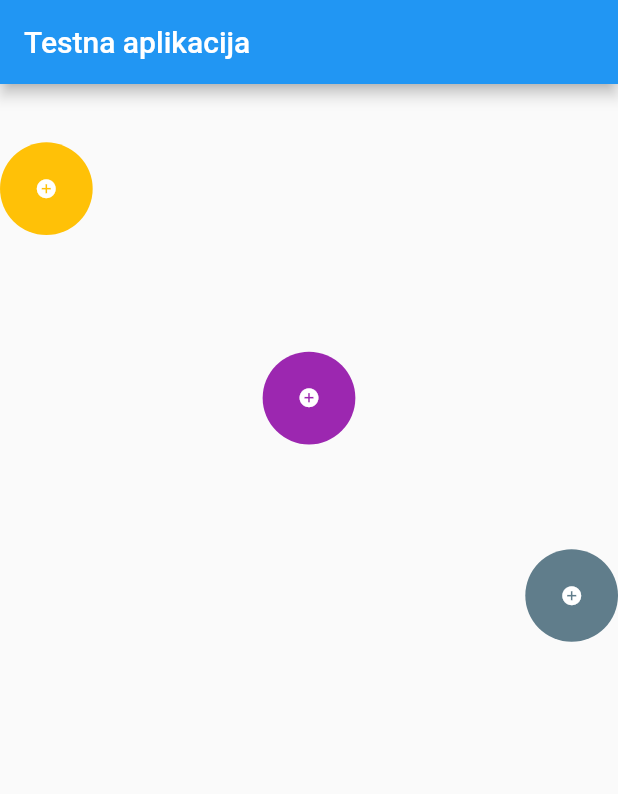
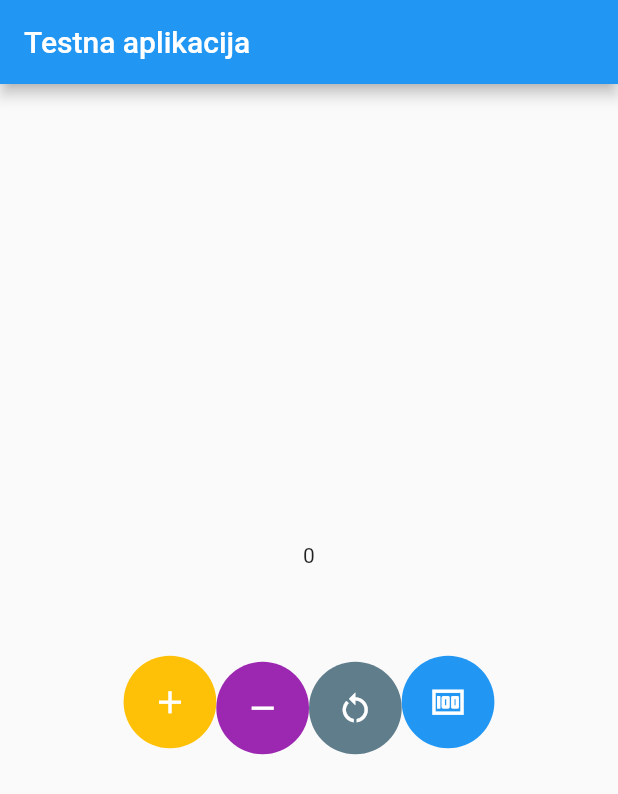
Before and after one commit to Luka789123/flutter_primjeri, a Flutter app: the screen it shows after launch, on a phone screen of 412 x 824 dp. Shown: the top 794 px of the screen. Run offline on Flutter 3.47's test engine with Material 2 defaults, Android fonts, the phone set to English and light mode, and no system bars.

Commit message:
Privi zadatak 17.11.2022

```diff
--- a/testna_aplikacija/lib/main.dart
+++ b/testna_aplikacija/lib/main.dart
@@ -14,7 +14,7 @@ void main() {
 // da mijenja neke vizualne elemente korisničkog sučeljka koje on prikazuje
 //-InheritedWidget kojeg koristimo ako prosljeđujemo neke podatke
 //kroz WidgetTree
-class TestApp extends StatelessWidget {
+class TestApp extends StatefulWidget {
   //TestApp sadrži polje tipa String koje je označeno prefixom "final".Taj final kaže flutteru da se toj varijabli vrijednost može
   //dodjeliti samo jednom. Prefix const kaže flutteru da se parametri TestApp-a neće mjenjati tokom izvođenja programa
 
@@ -29,9 +29,13 @@ class TestApp extends StatelessWidget {
     required this.title,
   }) : super(key: key);
 
+  @override
+  State<TestApp> createState() => _TestAppState();
+}
+
+//klasa _TestAppState predstavlja stanje klase TestApp
+class _TestAppState extends State<TestApp> {
 //Widget build je mjesto od kojeg flutter počinje s izgradnjom našeg widgeta.Naš widget se sastoji od drugih widgeta koji se sastoje od widgeta itd...
-//build metoda ujedno predstavlja scope ili obuhvat koji se rendera odnosno prikazuje na ekranu
-//Metoda kao parametar prima BuildContext koji kaže flutteru gdje se točno unutar stabla widgeta nalazi određeni widget
   @override
   Widget build(BuildContext context) {
     //varijabli pero podatkovnog tipa Widget smo dodjelili MaterialApp. MaterialApp služi kao svojevrsno izvorište naše aplikacije.
@@ -43,22 +47,63 @@ class TestApp extends StatelessWidget {
             //koji je naslov naše rute odnosno trenutnog ekrana. Naslov kao i sve ostalo ne mora nužno biti Text već može biti
             //bilo koji drugi widget
             appBar: AppBar(
-              title: Text(title),
+              title: Text(widget.title),
             ),
             // Tijelo  naše aplikacije je ono što se nalazi ispod alatne trake(AppBar), ono sadrži Column, što je widget kojem je glavna zadaća
             // slagati widget ispod widgeta, za razliku od Row koji slaže widget pokraj widgeta. U našem slučaju imamo tri okrugla gumba koji se
             //nalaze jedan ispod drugog
-            body: Column(
-              children: const [
+            body: const MaterialBody()));
+
+// vraćamo prero varijablu
+    return pero;
+  }
+}
+
+//Stvorili smo StatefullWidget Material body kako bi mogli mijenjati stanje tj. tekst brojača prikazanog u centru ekrana
+// prilikom pritiska gumba.
+//Da smo umjesto StatefullWidget-a koristili StatelessWidget naša varijabla counter bi se i dalje u pozadini
+//inkrementirala no te promjene nebi bile vidljive na ekranu.
+class MaterialBody extends StatefulWidget {
+  const MaterialBody({Key? key}) : super(key: key);
+
+  @override
+  State<MaterialBody> createState() => _MaterialBodyState();
+}
+
+class _MaterialBodyState extends State<MaterialBody> {
+  //deklariramo i instanciramo varijablu counter
+  int counter = 0;
+
+  @override
+  Widget build(BuildContext context) {
+    return Column(
+      mainAxisAlignment: MainAxisAlignment.center,
+      children: [
+        Padding(
+          padding: const EdgeInsets.all(20),
+
+          // Umjesto zapisa Text('$counter') to smo još mogli zapisati kao i Text(counter.toString()).Razlika je u tome
+          //što u prvom zapisu varijablu tipa counter mi ne pretvaramo u string dok to u drugom primjeru radimo.
+          child: Text('$counter'),
+        ),
+        Row(
+          mainAxisAlignment: MainAxisAlignment.center,
+          children: [
             //Widget 1
             //Padding predstavlja prazni prostor oko Widgeta,Padding prima EdgeInsets ovdje koristimo EdgeInsets.symmetric(vertical:8) koji nam daje
             // 8 pixela paddinga s gornje i donje strane, imamo još i horizontal parametar koji bi nam dao padding s lijeve i desne strane zasebno
             Padding(
-                  padding: EdgeInsets.symmetric(vertical: 8),
+              padding: const EdgeInsets.symmetric(vertical: 8),
               //Align koristimo da poravnamo widget u određeni kut ekrana Roditelja Widgeta
               child: Align(
                   alignment: Alignment.topLeft,
-                      child: MyWidget(
+                  child: Increment(
+                    icon: Icons.add,
+                    onTap: () {
+                      setState(() {
+                        counter++;
+                      });
+                    },
                     name: 'Gronji',
                     c: Colors.amber,
                   )),
@@ -67,10 +112,16 @@ class TestApp extends StatelessWidget {
             // Widget 2
             //Ovdje koristimo EdgeInsets.only konstruktor kojem možemo specificirati samo jednu stranu na kojoj želimo padding, u našem slučaju to je top
             Padding(
-                  padding: EdgeInsets.only(top: 8.0),
+              padding: const EdgeInsets.only(top: 8.0),
               child: Align(
-                      alignment: Alignment.center,
-                      child: MyWidget(
+                  alignment: Alignment.topCenter,
+                  child: Increment(
+                    icon: Icons.remove,
+                    onTap: () {
+                      setState(() {
+                        counter--;
+                      });
+                    },
                     name: 'Srednji',
                     c: Colors.purple,
                   )),
@@ -78,19 +129,36 @@ class TestApp extends StatelessWidget {
 
             //Widget 3
             Padding(
-                  padding: EdgeInsets.only(top: 8.0),
+              padding: const EdgeInsets.only(top: 8.0),
               child: Align(
                   alignment: Alignment.topRight,
-                      child: MyWidget(
+                  child: Increment(
+                    icon: Icons.restart_alt,
+                    onTap: () {
+                      setState(() {
+                        counter = 0;
+                      });
+                    },
                     name: 'Donji',
                     c: Colors.blueGrey,
                   )),
-                )
+            ),
+            Increment(
+                name: 'set 100',
+                c: Colors.blue,
+                onTap: () {
+                  setState(() {
+                    counter = 100;
+                  });
+                },
+                icon: Icons.money),
+            //TODO dodajte dva nova gumba jedan za uvećanje brojača za 10 drugi za smanjenje brojača za 10.
+            //TODO gumb za uvećane neka se zove "add 10", nek je crvene boje nijanse shade300, odaberite proizvoljnu ikonu s Google Fonts-a
+            //TODO gumb za umanjenje nek se zove "sub 10" i nek je smeđe boje nijanse shade300, odaberite proizvoljnu ikonu s Google Fonts-a
           ],
-            )));
-
-// vraćamo prero varijablu
-    return pero;
+        ),
+      ],
+    );
   }
 }
 
@@ -98,10 +166,19 @@ class TestApp extends StatelessWidget {
 //kad korisnik klikne gumb, boju gumba, te ključ
 //kod named konstruktora ukoliko polje ne smije biti null moramo staviti required notaciju, dok ukoliko može ispred podatkovnog tipa
 // varijable stavljamo upitnik npr. final String? name
-class MyWidget extends StatelessWidget {
+class Increment extends StatelessWidget {
   final String name;
   final Color c;
-  const MyWidget({Key? key, required this.name, required this.c})
+  final IconData icon;
+  //Na VoidCallback tip varijable možemo gledati kao na funkciju koja je spremljena u varijabli onTap i ona će se izvest
+  // jednom kad korisnik napravi neku radnju gdje je mi programski pozivamo(u našem primjeru kad pritisnemo gumb).
+  final VoidCallback onTap;
+  const Increment(
+      {Key? key,
+      required this.name,
+      required this.c,
+      required this.onTap,
+      required this.icon})
       : super(key: key);
 
   @override
@@ -121,15 +198,12 @@ class MyWidget extends StatelessWidget {
       //koja predstavlja ikonu koja će biti ispisana na gumbu(To ne mora nužno biti Ikona već može biti i Text, Row koji sadrži ikonu i tekst... nebitno
       //dok je god tipa Widget)
       child: IconButton(
-        icon: const Icon(
+          icon: Icon(
+            icon,
             color: Colors.white,
-          Icons.add_circle,
-          size: 15,
+            size: 25,
           ),
-        onPressed: () {
-          print('Pritisnut sam ' + name);
-        },
-      ),
+          onPressed: onTap),
     );
   }
 }
```
Lines whose indentation alone changed are shown as unchanged.
